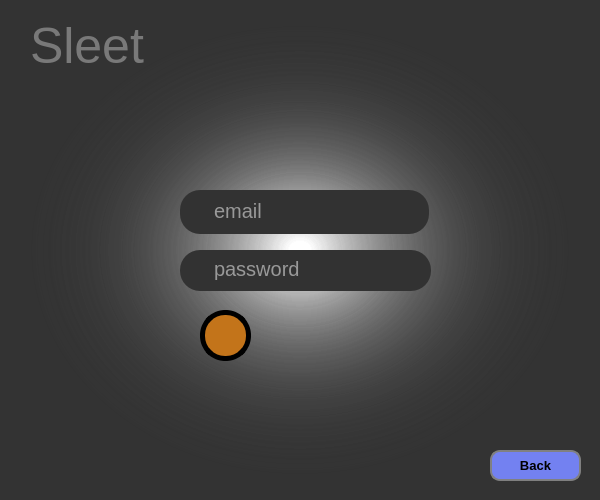
Before: the Qt Designer form sleet_UI/loginpage.ui in tarunjarvis5/sleet, drawn with Qt 5.
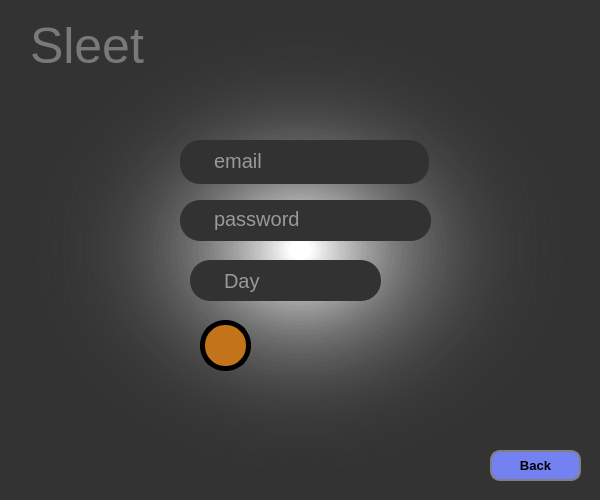
After: the same form once the commit is applied.

The edit to the form file:
```diff
--- a/sleet_UI/loginpage.ui
+++ b/sleet_UI/loginpage.ui
@@ -55,7 +55,7 @@
     <property name="geometry">
      <rect>
       <x>180</x>
-      <y>190</y>
+      <y>140</y>
       <width>249</width>
       <height>44</height>
      </rect>
@@ -80,7 +80,7 @@
     <property name="geometry">
      <rect>
       <x>180</x>
-      <y>250</y>
+      <y>200</y>
       <width>251</width>
       <height>41</height>
      </rect>
@@ -105,7 +105,7 @@
     <property name="geometry">
      <rect>
       <x>200</x>
-      <y>310</y>
+      <y>320</y>
       <width>51</width>
       <height>51</height>
      </rect>
@@ -187,6 +187,31 @@
      <string>Back</string>
     </property>
    </widget>
+   <widget class="QTextEdit" name="textEdit_3">
+    <property name="enabled">
+     <bool>true</bool>
+    </property>
+    <property name="geometry">
+     <rect>
+      <x>190</x>
+      <y>260</y>
+      <width>191</width>
+      <height>41</height>
+     </rect>
+    </property>
+    <property name="styleSheet">
+     <string notr="true">background-color: qlineargradient(spread:pad, x1:0, y1:0, x2:1, y2:0, stop:1 rgba(50, 50, 50, 255));
+border-radius : 20px;
+ 
+color: rgb(255, 255, 255);
+font-size:20px;
+padding-left:30px;
+padding-top : 5px;</string>
+    </property>
+    <property name="placeholderText">
+     <string>Day</string>
+    </property>
+   </widget>
   </widget>
  </widget>
  <resources/>
```
